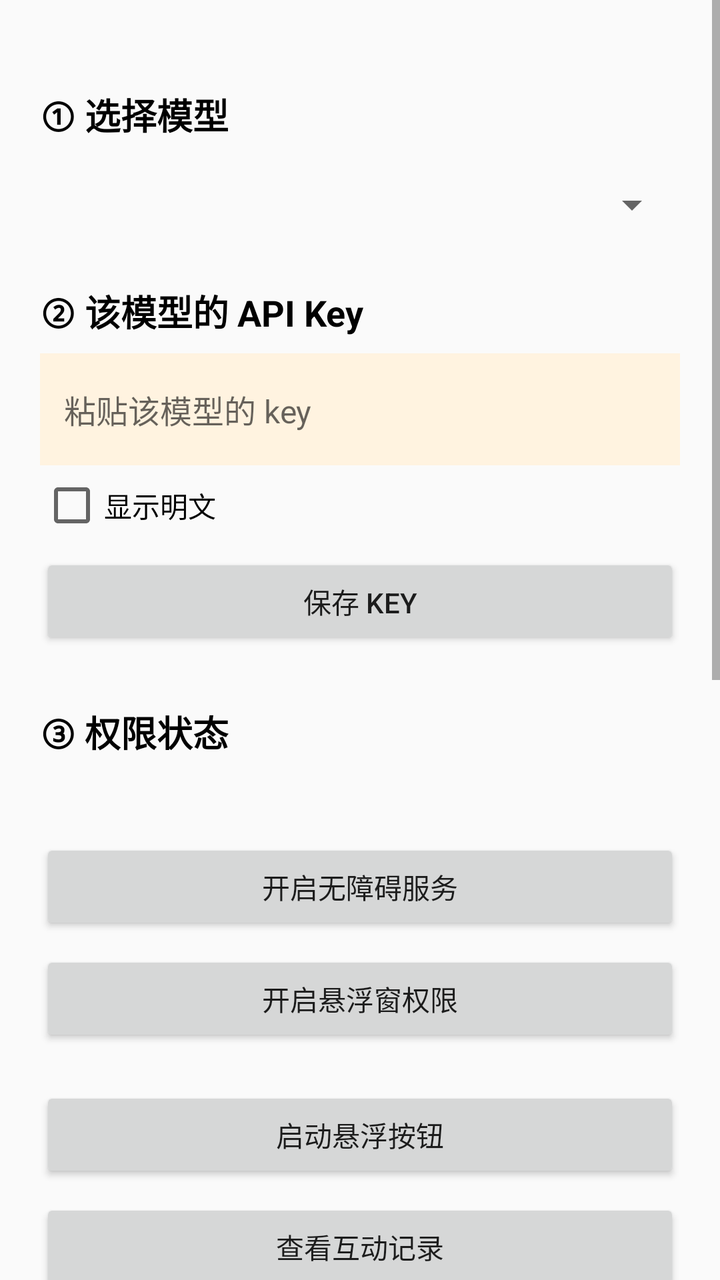
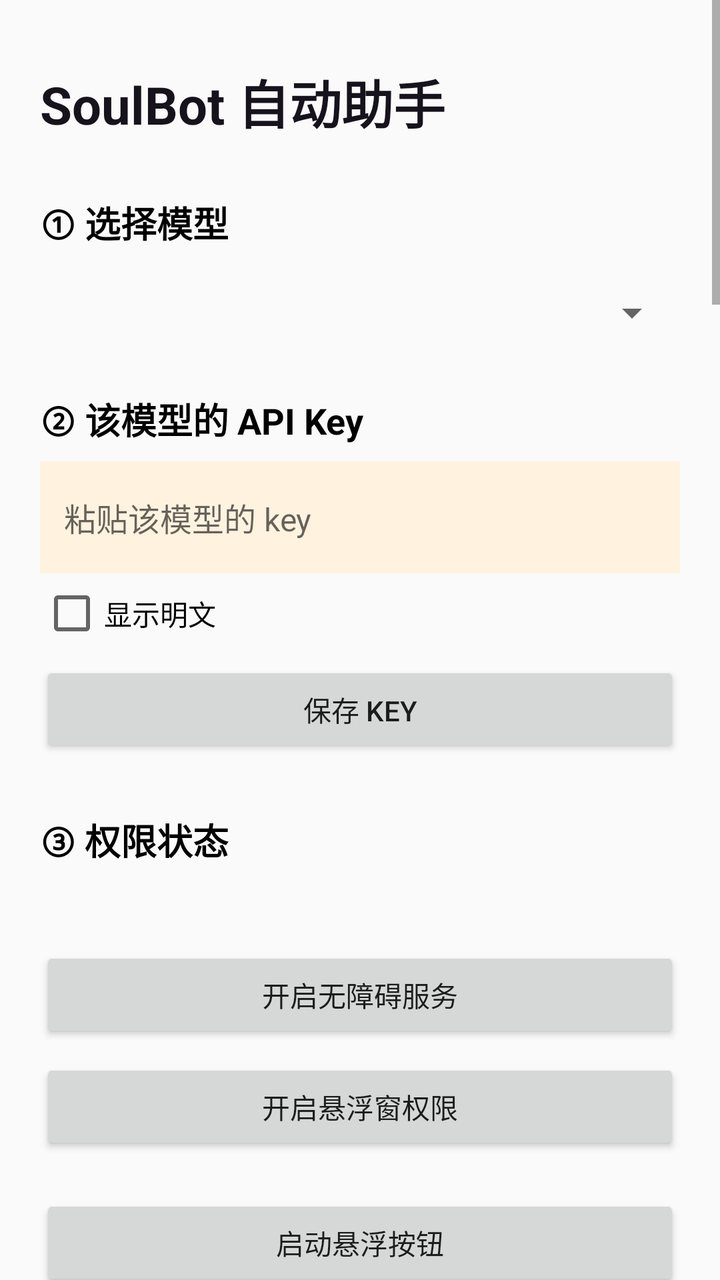

Screens rendered from an Android XML layout before and after an edit, with the pre-edit source and the edit as a unified diff.
<!-- AndroidManifest.xml: application theme Theme.SoulBot -->
<!-- res/layout/activity_main.xml -->
<?xml version="1.0" encoding="utf-8"?>
<ScrollView xmlns:android="http://schemas.android.com/apk/res/android"
    android:layout_width="match_parent"
    android:layout_height="match_parent"
    android:fillViewport="true">

    <LinearLayout
        android:layout_width="match_parent"
        android:layout_height="wrap_content"
        android:orientation="vertical"
        android:padding="20dp">

        <TextView
            android:layout_width="wrap_content"
            android:layout_height="wrap_content"
            android:layout_marginTop="24dp"
            android:text="① 选择模型"
            android:textSize="18sp"
            android:textStyle="bold"
            android:textColor="#000000" />

        <Spinner
            android:id="@+id/spModel"
            android:layout_width="match_parent"
            android:layout_height="wrap_content"
            android:layout_marginTop="8dp"
            android:minHeight="48dp" />

        <EditText
            android:id="@+id/etBaseUrl"
            android:layout_width="match_parent"
            android:layout_height="wrap_content"
            android:layout_marginTop="12dp"
            android:hint="中转站地址，如 https://xxx.com/v1"
            android:minHeight="48dp"
            android:padding="12dp"
            android:background="#FFF3E0"
            android:textColor="#000000"
            android:visibility="gone"
            android:importantForAutofill="no" />

        <EditText
            android:id="@+id/etModel"
            android:layout_width="match_parent"
            android:layout_height="wrap_content"
            android:layout_marginTop="8dp"
            android:hint="模型名，如 gpt-4o"
            android:minHeight="48dp"
            android:padding="12dp"
            android:background="#FFF3E0"
            android:textColor="#000000"
            android:visibility="gone"
            android:importantForAutofill="no" />

        <TextView
            android:layout_width="wrap_content"
            android:layout_height="wrap_content"
            android:layout_marginTop="16dp"
            android:text="② 该模型的 API Key"
            android:textSize="18sp"
            android:textStyle="bold"
            android:textColor="#000000" />

        <EditText
            android:id="@+id/etApiKey"
            android:layout_width="match_parent"
            android:layout_height="wrap_content"
            android:layout_marginTop="8dp"
            android:hint="粘贴该模型的 key"
            android:inputType="textPassword"
            android:minHeight="56dp"
            android:padding="12dp"
            android:textSize="16sp"
            android:background="#FFF3E0"
            android:textColor="#000000"
            android:importantForAutofill="no" />

        <CheckBox
            android:id="@+id/cbShowKey"
            android:layout_width="wrap_content"
            android:layout_height="wrap_content"
            android:layout_marginTop="4dp"
            android:text="显示明文"
            android:textColor="#000000" />

        <Button
            android:id="@+id/btnSave"
            android:layout_width="match_parent"
            android:layout_height="wrap_content"
            android:layout_marginTop="8dp"
            android:text="保存 Key" />

        <TextView
            android:layout_width="wrap_content"
            android:layout_height="wrap_content"
            android:layout_marginTop="28dp"
            android:text="③ 权限状态"
            android:textSize="18sp"
            android:textStyle="bold"
            android:textColor="#000000" />

        <TextView
            android:id="@+id/tvStatus"
            android:layout_width="match_parent"
            android:layout_height="wrap_content"
            android:layout_marginTop="8dp"
            android:textSize="15sp"
            android:textColor="#000000"
            android:lineSpacingExtra="4dp" />

        <Button
            android:id="@+id/btnAccessibility"
            android:layout_width="match_parent"
            android:layout_height="wrap_content"
            android:layout_marginTop="12dp"
            android:text="开启无障碍服务" />

        <Button
            android:id="@+id/btnOverlay"
            android:layout_width="match_parent"
            android:layout_height="wrap_content"
            android:layout_marginTop="8dp"
            android:text="开启悬浮窗权限" />

        <Button
            android:id="@+id/btnStart"
            android:layout_width="match_parent"
            android:layout_height="wrap_content"
            android:layout_marginTop="20dp"
            android:text="启动悬浮按钮" />

        <Button
            android:id="@+id/btnHistory"
            android:layout_width="match_parent"
            android:layout_height="wrap_content"
            android:layout_marginTop="8dp"
            android:text="查看互动记录" />

        <TextView
            android:layout_width="wrap_content"
            android:layout_height="wrap_content"
            android:layout_marginTop="28dp"
            android:text="④ 时间间隔设置"
            android:textSize="18sp"
            android:textStyle="bold"
            android:textColor="#000000" />

        <TextView
            android:layout_width="wrap_content"
            android:layout_height="wrap_content"
            android:layout_marginTop="12dp"
            android:text="1. 广场私信间隔"
            android:textSize="15sp"
            android:textStyle="bold"
            android:textColor="#000000" />
        <EditText
            android:id="@+id/etSquareInterval"
            android:layout_width="match_parent"
            android:layout_height="wrap_content"
            android:layout_marginTop="4dp"
            android:hint="秒，默认 240"
            android:inputType="number"
            android:minHeight="48dp"
            android:padding="12dp"
            android:background="#FFF3E0"
            android:textColor="#000000"
            android:importantForAutofill="no" />
        <TextView
            android:layout_width="wrap_content"
            android:layout_height="wrap_content"
            android:text="含义：聊天没未读时，每隔这么久去广场刷一次私信（私信一个人）"
            android:textSize="12sp"
            android:textColor="#666666" />

        <TextView
            android:layout_width="wrap_content"
            android:layout_height="wrap_content"
            android:layout_marginTop="12dp"
            android:text="2. 回复延迟范围"
            android:textSize="15sp"
            android:textStyle="bold"
            android:textColor="#000000" />
        <EditText
            android:id="@+id/etThinkMin"
            android:layout_width="match_parent"
            android:layout_height="wrap_content"
            android:layout_marginTop="4dp"
            android:hint="最小秒数，默认 5"
            android:inputType="number"
            android:minHeight="48dp"
            android:padding="12dp"
            android:background="#FFF3E0"
            android:textColor="#000000"
            android:importantForAutofill="no" />
        <EditText
            android:id="@+id/etThinkMax"
            android:layout_width="match_parent"
            android:layout_height="wrap_content"
            android:layout_marginTop="4dp"
            android:hint="最大秒数，默认 15"
            android:inputType="number"
            android:minHeight="48dp"
            android:padding="12dp"
            android:background="#FFF3E0"
            android:textColor="#000000"
            android:importantForAutofill="no" />
        <TextView
            android:layout_width="wrap_content"
            android:layout_height="wrap_content"
            android:text="含义：收到对方消息后，在这个范围内随机等一个时间再回复（模拟真人思考，避免秒回）"
            android:textSize="12sp"
            android:textColor="#666666" />

        <TextView
            android:layout_width="wrap_content"
            android:layout_height="wrap_content"
            android:layout_marginTop="12dp"
            android:text="3. 打招呼去重间隔"
            android:textSize="15sp"
            android:textStyle="bold"
            android:textColor="#000000" />
        <EditText
            android:id="@+id/etGreetHours"
            android:layout_width="match_parent"
            android:layout_height="wrap_content"
            android:layout_marginTop="4dp"
            android:hint="小时，默认 24"
            android:inputType="number"
            android:minHeight="48dp"
            android:padding="12dp"
            android:background="#FFF3E0"
            android:textColor="#000000"
            android:importantForAutofill="no" />
        <TextView
            android:layout_width="wrap_content"
            android:layout_height="wrap_content"
            android:text="含义：给同一个人发过招呼后，如果 TA 发了新帖子，要隔这么久才再次打招呼（内容没变则永远不再打）"
            android:textSize="12sp"
            android:textColor="#666666" />

        <Button
            android:id="@+id/btnSaveTime"
            android:layout_width="match_parent"
            android:layout_height="wrap_content"
            android:layout_marginTop="12dp"
            android:text="保存时间设置" />

    </LinearLayout>
</ScrollView>
<!-- resources referenced by this layout -->
<resources>
  <style name="Theme.SoulBot" parent="Theme.AppCompat.Light.NoActionBar">
          <item name="colorPrimary">@color/purple_500</item>
          <item name="colorPrimaryDark">@color/purple_700</item>
          <item name="colorAccent">@color/purple_500</item>
      </style>
  <color name="purple_500">#6200EE</color>
  <color name="purple_700">#3700B3</color>
</resources>

<!-- the commit's change to res/layout/activity_main.xml (unified diff, before → after) -->
@@ -13,7 +13,16 @@
         <TextView
             android:layout_width="wrap_content"
             android:layout_height="wrap_content"
-            android:layout_marginTop="24dp"
+            android:layout_marginTop="12dp"
+            android:text="@string/main_title"
+            android:textColor="#16131D"
+            android:textSize="26sp"
+            android:textStyle="bold" />
+
+        <TextView
+            android:layout_width="wrap_content"
+            android:layout_height="wrap_content"
+            android:layout_marginTop="28dp"
             android:text="① 选择模型"
             android:textSize="18sp"
             android:textStyle="bold"
@@ -140,7 +149,54 @@
             android:layout_width="wrap_content"
             android:layout_height="wrap_content"
             android:layout_marginTop="28dp"
-            android:text="④ 时间间隔设置"
+            android:text="④ 工作模式"
+            android:textColor="#000000"
+            android:textSize="18sp"
+            android:textStyle="bold" />
+
+        <TextView
+            android:layout_width="match_parent"
+            android:layout_height="wrap_content"
+            android:layout_marginTop="6dp"
+            android:text="两个模式都优先处理奇遇铃和聊天消息，仅主动找人的方式互斥。切换后重新启动自动化生效。"
+            android:textColor="#555555"
+            android:textSize="13sp" />
+
+        <RadioGroup
+            android:id="@+id/rgAutomationMode"
+            android:layout_width="match_parent"
+            android:layout_height="wrap_content"
+            android:layout_marginTop="8dp"
+            android:orientation="vertical">
+
+            <RadioButton
+                android:id="@+id/rbPlanetChat"
+                android:layout_width="match_parent"
+                android:layout_height="wrap_content"
+                android:minHeight="64dp"
+                android:paddingStart="4dp"
+                android:paddingEnd="8dp"
+                android:text="星球与聊天&#10;奇遇铃优先，其次回复聊天；空闲时进行灵魂匹配，不进入广场"
+                android:textColor="#000000"
+                android:textSize="15sp" />
+
+            <RadioButton
+                android:id="@+id/rbSquareDm"
+                android:layout_width="match_parent"
+                android:layout_height="wrap_content"
+                android:minHeight="64dp"
+                android:paddingStart="4dp"
+                android:paddingEnd="8dp"
+                android:text="广场与私聊&#10;奇遇铃优先，其次回复聊天；空闲时刷同城广场私聊，不做灵魂匹配"
+                android:textColor="#000000"
+                android:textSize="15sp" />
+        </RadioGroup>
+
+        <TextView
+            android:layout_width="wrap_content"
+            android:layout_height="wrap_content"
+            android:layout_marginTop="28dp"
+            android:text="⑤ 时间间隔设置"
             android:textSize="18sp"
             android:textStyle="bold"
             android:textColor="#000000" />
@@ -168,7 +224,7 @@
         <TextView
             android:layout_width="wrap_content"
             android:layout_height="wrap_content"
-            android:text="含义：聊天没未读时，每隔这么久去广场刷一次私信（私信一个人）"
+            android:text="仅“广场与私聊”模式的主动私聊生效：每隔这么久尝试一次；未成功发送不进入冷却。"
             android:textSize="12sp"
             android:textColor="#666666" />
 
@@ -207,7 +263,7 @@
         <TextView
             android:layout_width="wrap_content"
             android:layout_height="wrap_content"
-            android:text="含义：收到对方消息后，在这个范围内随机等一个时间再回复（模拟真人思考，避免秒回）"
+            android:text="两个模式的聊天回复都生效：生成回复后，在这个范围内随机等待再发送；奇遇铃仍立即优先。"
             android:textSize="12sp"
             android:textColor="#666666" />
 
@@ -245,5 +301,266 @@
             android:layout_marginTop="12dp"
             android:text="保存时间设置" />
 
+        <TextView
+            android:layout_width="wrap_content"
+            android:layout_height="wrap_content"
+            android:layout_marginTop="28dp"
+            android:text="⑥ 自身资料"
+            android:textColor="#000000"
+            android:textSize="18sp"
+            android:textStyle="bold" />
+
+        <TextView
+            android:layout_width="match_parent"
+            android:layout_height="wrap_content"
+            android:layout_marginTop="6dp"
+            android:text="对方问到你的情况时会按这里的资料回答。仅保存在本机，未填写的信息不会让模型编造。"
+            android:textColor="#555555"
+            android:textSize="13sp" />
+
+        <TextView
+            android:layout_width="wrap_content"
+            android:layout_height="wrap_content"
+            android:layout_marginTop="14dp"
+            android:text="性别与年龄"
+            android:textColor="#222222"
+            android:textSize="14sp"
+            android:textStyle="bold" />
+
+        <LinearLayout
+            android:layout_width="match_parent"
+            android:layout_height="wrap_content"
+            android:layout_marginTop="5dp"
+            android:orientation="horizontal">
+
+            <EditText
+                android:id="@+id/etSelfGender"
+                android:layout_width="0dp"
+                android:layout_height="wrap_content"
+                android:layout_marginEnd="4dp"
+                android:layout_weight="1"
+                android:background="#FFF3E0"
+                android:hint="性别，如：男"
+                android:importantForAutofill="no"
+                android:inputType="text"
+                android:maxLength="12"
+                android:minHeight="48dp"
+                android:padding="12dp"
+                android:textColor="#000000" />
+
+            <EditText
+                android:id="@+id/etSelfAge"
+                android:layout_width="0dp"
+                android:layout_height="wrap_content"
+                android:layout_marginStart="4dp"
+                android:layout_weight="1"
+                android:background="#FFF3E0"
+                android:hint="年龄，如：25"
+                android:importantForAutofill="no"
+                android:inputType="number"
+                android:maxLength="3"
+                android:minHeight="48dp"
+                android:padding="12dp"
+                android:textColor="#000000" />
+        </LinearLayout>
+
+        <TextView
+            android:layout_width="wrap_content"
+            android:layout_height="wrap_content"
+            android:layout_marginTop="12dp"
+            android:text="现居地区与星座"
+            android:textColor="#222222"
+            android:textSize="14sp"
+            android:textStyle="bold" />
+
+        <LinearLayout
+            android:layout_width="match_parent"
+            android:layout_height="wrap_content"
+            android:layout_marginTop="5dp"
+            android:orientation="horizontal">
+
+            <EditText
+                android:id="@+id/etSelfRegion"
+                android:layout_width="0dp"
+                android:layout_height="wrap_content"
+                android:layout_marginEnd="4dp"
+                android:layout_weight="1"
+                android:background="#FFF3E0"
+                android:hint="如：四川绵阳"
+                android:importantForAutofill="no"
+                android:inputType="textPostalAddress"
+                android:maxLength="40"
+                android:minHeight="48dp"
+                android:padding="12dp"
+                android:textColor="#000000" />
+
+            <EditText
+                android:id="@+id/etSelfZodiac"
+                android:layout_width="0dp"
+                android:layout_height="wrap_content"
+                android:layout_marginStart="4dp"
+                android:layout_weight="1"
+                android:background="#FFF3E0"
+                android:hint="如：双子座"
+                android:importantForAutofill="no"
+                android:inputType="text"
+                android:maxLength="12"
+                android:minHeight="48dp"
+                android:padding="12dp"
+                android:textColor="#000000" />
+        </LinearLayout>
+
+        <TextView
+            android:layout_width="wrap_content"
+            android:layout_height="wrap_content"
+            android:layout_marginTop="12dp"
+            android:text="职业或工作状态"
+            android:textColor="#222222"
+            android:textSize="14sp"
+            android:textStyle="bold" />
+
+        <EditText
+            android:id="@+id/etSelfOccupation"
+            android:layout_width="match_parent"
+            android:layout_height="wrap_content"
+            android:layout_marginTop="5dp"
+            android:background="#FFF3E0"
+            android:hint="如：互联网从业 / 自由职业 / 在读"
+            android:importantForAutofill="no"
+            android:inputType="text"
+            android:maxLength="60"
+            android:minHeight="48dp"
+            android:padding="12dp"
+            android:textColor="#000000" />
+
+        <TextView
+            android:layout_width="wrap_content"
+            android:layout_height="wrap_content"
+            android:layout_marginTop="12dp"
+            android:text="其他真实资料"
+            android:textColor="#222222"
+            android:textSize="14sp"
+            android:textStyle="bold" />
+
+        <EditText
+            android:id="@+id/etSelfDetails"
+            android:layout_width="match_parent"
+            android:layout_height="wrap_content"
+            android:layout_marginTop="5dp"
+            android:background="#FFF3E0"
+            android:gravity="top|start"
+            android:hint="可填写家乡、身高、感情状态、兴趣、作息、性格等。只写愿意告诉别人的真实信息。"
+            android:importantForAutofill="no"
+            android:inputType="textMultiLine|textCapSentences"
+            android:maxLength="1000"
+            android:minHeight="112dp"
+            android:padding="12dp"
+            android:textColor="#000000"
+            android:textColorHint="#777777" />
+
+        <Button
+            android:id="@+id/btnSaveSelfProfile"
+            android:layout_width="match_parent"
+            android:layout_height="wrap_content"
+            android:layout_marginTop="12dp"
+            android:minHeight="48dp"
+            android:text="保存自身资料" />
+
+        <TextView
+            android:layout_width="wrap_content"
+            android:layout_height="wrap_content"
+            android:layout_marginTop="28dp"
+            android:text="⑦ 聊天风格学习"
+            android:textColor="#000000"
+            android:textSize="18sp"
+            android:textStyle="bold" />
+
+        <TextView
+            android:id="@+id/tvLearningStats"
+            android:layout_width="match_parent"
+            android:layout_height="wrap_content"
+            android:layout_marginTop="8dp"
+            android:lineSpacingExtra="3dp"
+            android:text="风格学习：已开启 · 0 条人工样本&#10;联系人记忆：已开启 · 0 条本地记忆"
+            android:textColor="#333333"
+            android:textSize="14sp" />
+
+        <CheckBox
+            android:id="@+id/cbStyleLearning"
+            android:layout_width="match_parent"
+            android:layout_height="wrap_content"
+            android:layout_marginTop="10dp"
+            android:minHeight="48dp"
+            android:text="学习我的人工回复风格"
+            android:textColor="#000000" />
+
+        <TextView
+            android:layout_width="match_parent"
+            android:layout_height="wrap_content"
+            android:text="机器人发送的内容不会加入风格样本，避免反复学习 AI 套话。数据仅保存在本机。"
+            android:textColor="#666666"
+            android:textSize="12sp" />
+
+        <CheckBox
+            android:id="@+id/cbContactMemory"
+            android:layout_width="match_parent"
+            android:layout_height="wrap_content"
+            android:layout_marginTop="4dp"
+            android:minHeight="48dp"
+            android:text="记住联系人聊过的内容"
+            android:textColor="#000000" />
+
+        <TextView
+            android:layout_width="match_parent"
+            android:layout_height="wrap_content"
+            android:layout_marginTop="12dp"
+            android:text="导入我的聊天样本"
+            android:textColor="#000000"
+            android:textSize="15sp"
+            android:textStyle="bold" />
+
+        <EditText
+            android:id="@+id/etStyleSamples"
+            android:layout_width="match_parent"
+            android:layout_height="wrap_content"
+            android:layout_marginTop="6dp"
+            android:background="#FFF3E0"
+            android:gravity="top|start"
+            android:hint="对方：下班了吗&#10;我：刚下，累死了&#10;&#10;对方：吃饭没&#10;我：还没呢"
+            android:importantForAutofill="no"
+            android:inputType="textMultiLine|textCapSentences"
+            android:maxLength="20000"
+            android:minHeight="132dp"
+            android:padding="12dp"
+            android:scrollbars="vertical"
+            android:textColor="#000000"
+            android:textColorHint="#777777"
+            android:textSize="14sp" />
+
+        <Button
+            android:id="@+id/btnImportStyle"
+            android:layout_width="match_parent"
+            android:layout_height="wrap_content"
+            android:layout_marginTop="10dp"
+            android:minHeight="48dp"
+            android:text="导入聊天样本" />
+
+        <Button
+            android:id="@+id/btnClearStyle"
+            android:layout_width="match_parent"
+            android:layout_height="wrap_content"
+            android:layout_marginTop="8dp"
+            android:minHeight="48dp"
+            android:text="清除聊天风格样本" />
+
+        <Button
+            android:id="@+id/btnClearContactMemory"
+            android:layout_width="match_parent"
+            android:layout_height="wrap_content"
+            android:layout_marginTop="8dp"
+            android:layout_marginBottom="28dp"
+            android:minHeight="48dp"
+            android:text="清除联系人记忆" />
+
     </LinearLayout>
 </ScrollView>
<!-- resource entries referenced after the edit -->
@@ -1,5 +1,6 @@
 <!-- resources referenced by this layout -->
 <resources>
+  <string name="main_title">SoulBot 自动助手</string>
   <style name="Theme.SoulBot" parent="Theme.AppCompat.Light.NoActionBar">
           <item name="colorPrimary">@color/purple_500</item>
           <item name="colorPrimaryDark">@color/purple_700</item>
